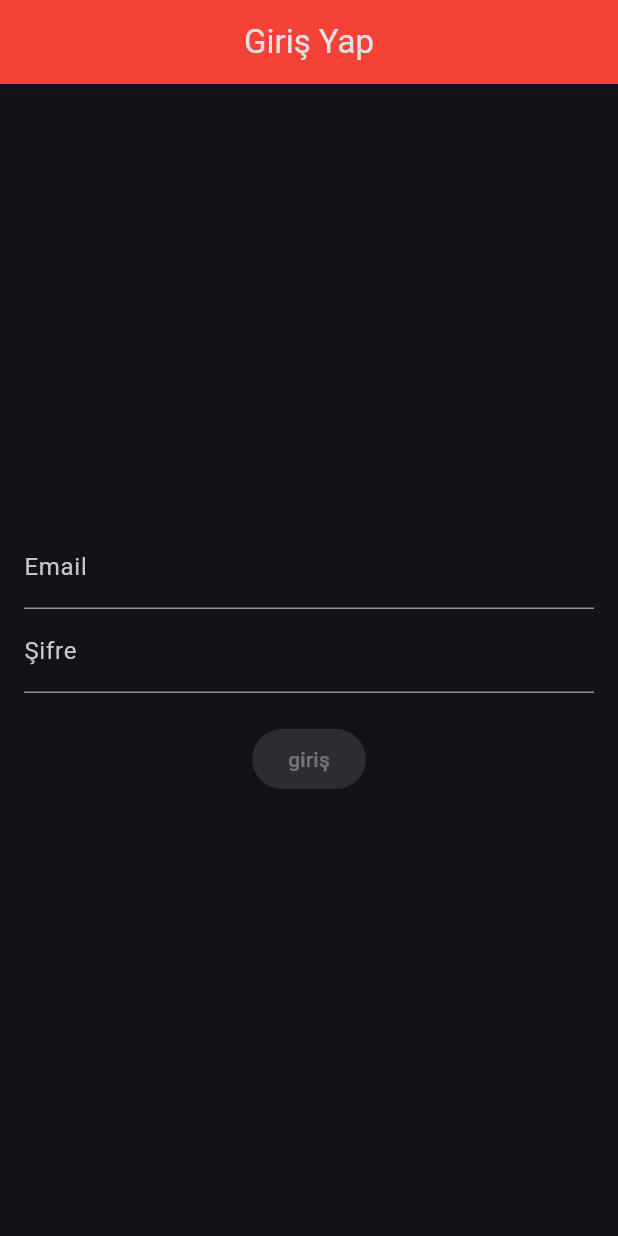
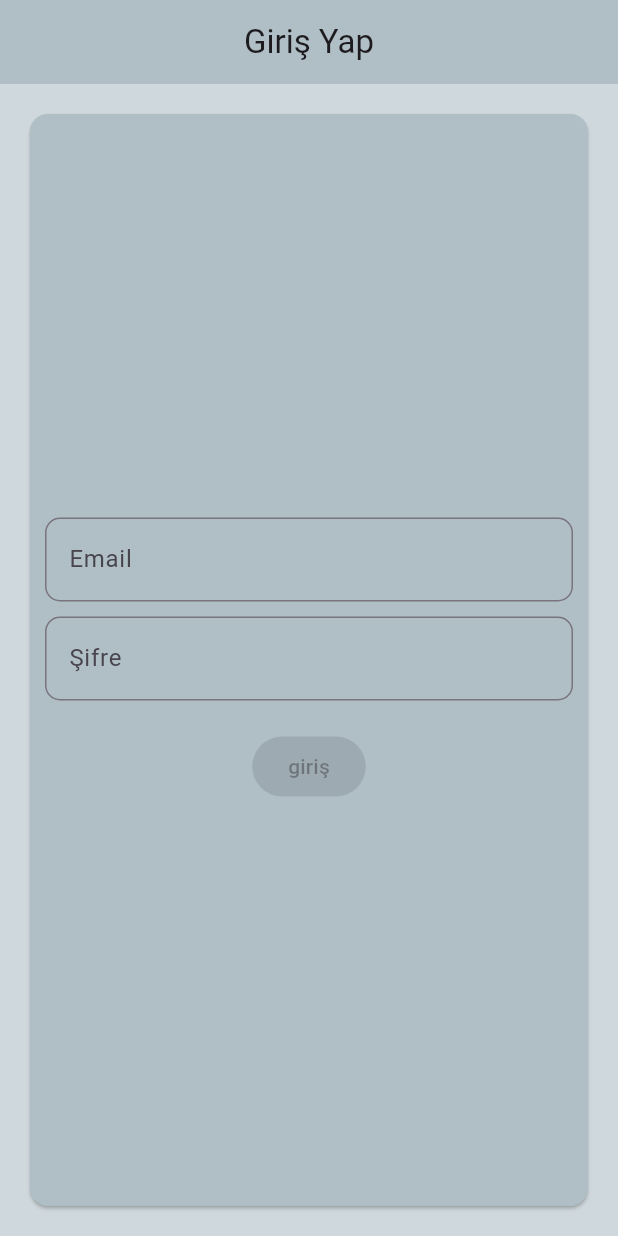
Before and after one commit to mstdeveloper33/bakimModul, a Flutter app: the screen it shows after launch, on a phone screen of 412 x 824 dp. Run offline on Flutter 3.47's test engine with Material 3 defaults, Android fonts, the phone set to English and light mode, and no system bars; our stand-ins replace shared_preferences.

Commit message:
değişiklik yapılmadı

```diff
--- a/lib/loginpage.dart
+++ b/lib/loginpage.dart
@@ -39,6 +39,10 @@ class _LoginPageState extends State<LoginPage> {
         ),
         body: Padding(
           padding: const EdgeInsets.all(16.0),
+          child: Card(
+            color: Colors.blueGrey.shade200,
+            child: Padding(
+              padding: const EdgeInsets.all(10.0),
               child: Column(
                 mainAxisAlignment: MainAxisAlignment.center,
                 children: [
@@ -47,15 +51,30 @@ class _LoginPageState extends State<LoginPage> {
                       butonKontrol();
                     },
                     controller: emailController,
-                decoration: const InputDecoration(labelText: 'Email'),
+                    decoration: const InputDecoration(
+                      labelText: 'Email',
+                      border: OutlineInputBorder(
+                        borderRadius: BorderRadius.all(
+                          Radius.circular(10),
+                        ),
+                      ),
+                    ),
                     textInputAction: TextInputAction.next,
                   ),
+                  SizedBox(height: 10),
                   TextField(
                     onChanged: (value) {
                       butonKontrol();
                     },
                     controller: passwordController,
-                decoration: const InputDecoration(labelText: 'Şifre'),
+                    decoration: const InputDecoration(
+                      labelText: 'Şifre',
+                      border: OutlineInputBorder(
+                        borderRadius: BorderRadius.all(
+                          Radius.circular(10),
+                        ),
+                      ),
+                    ),
                     obscureText: true,
                     textInputAction: TextInputAction.next,
                   ),
@@ -74,7 +93,8 @@ class _LoginPageState extends State<LoginPage> {
                               );
                               if (response != null) {
                                 await saveTokenToStorage(response.token);
-                            await saveUserIdToStorage(response.userId.toString());
+                                await saveUserIdToStorage(
+                                    response.userId.toString());
                                 await saveUserNameToStorage(response.userName);
 
                                 // ignore: use_build_context_synchronously
@@ -92,6 +112,8 @@ class _LoginPageState extends State<LoginPage> {
               ),
             ),
           ),
+        ),
+      ),
     );
   }
 
--- a/lib/main.dart
+++ b/lib/main.dart
@@ -11,7 +11,8 @@ class MyApp extends StatelessWidget {
   Widget build(BuildContext context) {
 
     return MaterialApp(
-      theme: ThemeData.dark().copyWith(appBarTheme: AppBarTheme(centerTitle:true,backgroundColor: Colors.red, elevation: 0),
+      theme: ThemeData.light().copyWith(appBarTheme: AppBarTheme(centerTitle:true,backgroundColor: Colors.blueGrey.shade200, elevation: 0),
+      scaffoldBackgroundColor: Colors.blueGrey.shade100
 
        ),
 
```
Lines whose indentation alone changed are shown as unchanged.
